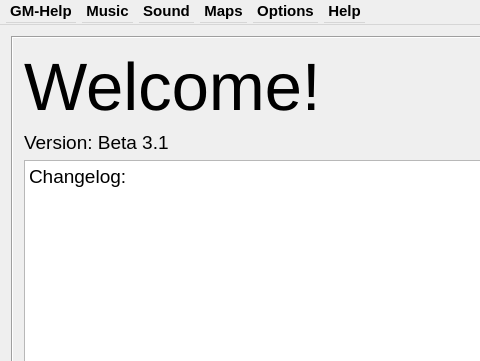
Above: C++Project/GM-Companion/mainwindow.ui from PhilInTheGaps/GM-Companion before the change; both pictures show x 0 to 480 and y 0 to 361 of the 1300 by 769 pixel window. Below: the same form after it.
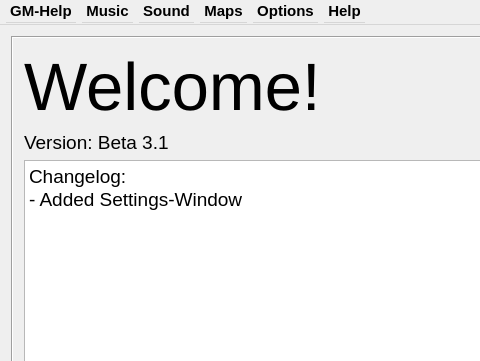
That is the form after the change. Icons and pictures are not drawn.

Diff of the .ui file:
```diff
--- a/C++Project/GM-Companion/mainwindow.ui
+++ b/C++Project/GM-Companion/mainwindow.ui
@@ -993,7 +993,8 @@
 &lt;html&gt;&lt;head&gt;&lt;meta name=&quot;qrichtext&quot; content=&quot;1&quot; /&gt;&lt;style type=&quot;text/css&quot;&gt;
 p, li { white-space: pre-wrap; }
 &lt;/style&gt;&lt;/head&gt;&lt;body style=&quot; font-family:'MS Shell Dlg 2'; font-size:14pt; font-weight:400; font-style:normal;&quot;&gt;
-&lt;p style=&quot; margin-top:0px; margin-bottom:0px; margin-left:0px; margin-right:0px; -qt-block-indent:0; text-indent:0px;&quot;&gt;Changelog:&lt;/p&gt;&lt;/body&gt;&lt;/html&gt;</string>
+&lt;p style=&quot; margin-top:0px; margin-bottom:0px; margin-left:0px; margin-right:0px; -qt-block-indent:0; text-indent:0px;&quot;&gt;Changelog:&lt;/p&gt;
+&lt;p style=&quot; margin-top:0px; margin-bottom:0px; margin-left:0px; margin-right:0px; -qt-block-indent:0; text-indent:0px;&quot;&gt;- Added Settings-Window&lt;/p&gt;&lt;/body&gt;&lt;/html&gt;</string>
               </property>
              </widget>
             </item>
```
Left out of the diff: 13 changed lines with no effect on the pictures. Lines whose indentation alone changed are shown as unchanged.
